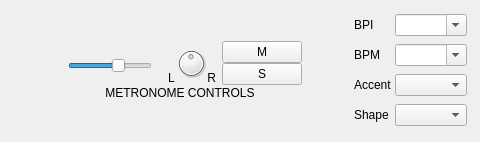
Before: the Qt Designer form src/gui/NinjamPanel.ui in elieserdejesus/JamTaba, drawn with Qt 5; both pictures show x 0 to 480 and y 0 to 142 of the 690 by 142 pixel window.
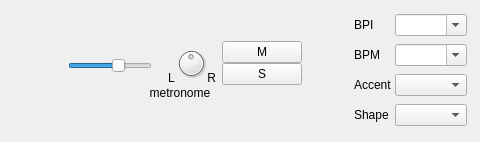
After: the same form once the commit is applied. Icons and pictures are not drawn. Custom widgets are drawn as their Qt base class.

Commit message: changing metronome and master labels

What changed in the file:
```diff
--- a/src/gui/NinjamPanel.ui
+++ b/src/gui/NinjamPanel.ui
@@ -210,7 +210,7 @@
       <item row="2" column="1" colspan="3">
        <widget class="QLabel" name="labelMetronomeIControls">
         <property name="text">
-         <string>METRONOME CONTROLS</string>
+         <string>metronome</string>
         </property>
         <property name="alignment">
          <set>Qt::AlignCenter</set>
```
The commit also changes 2 other files.
